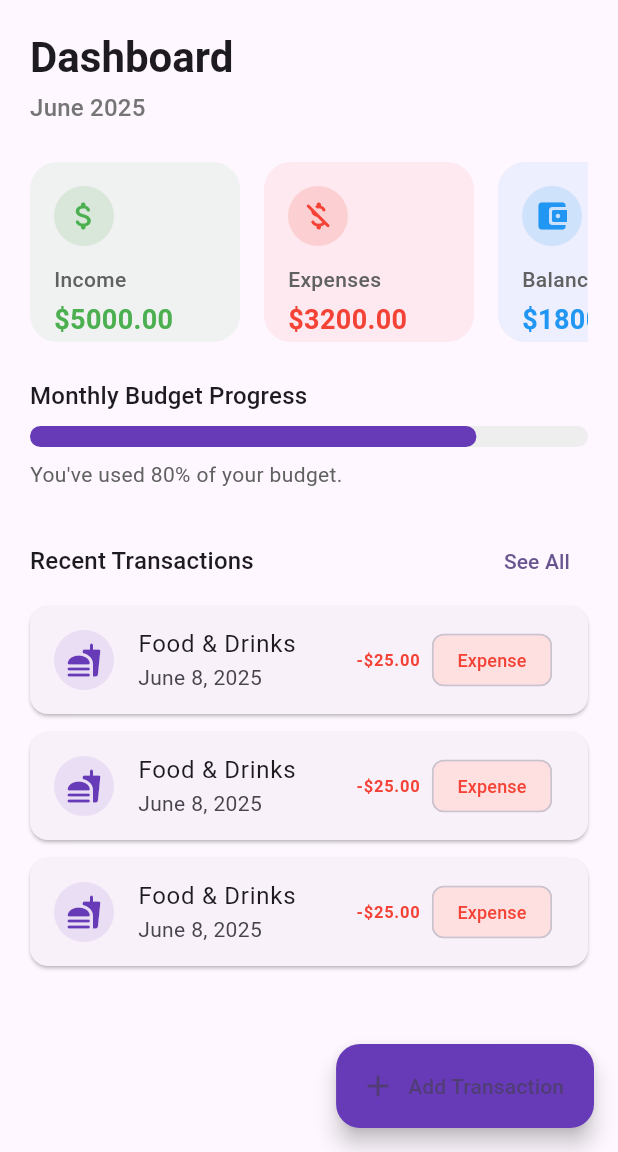
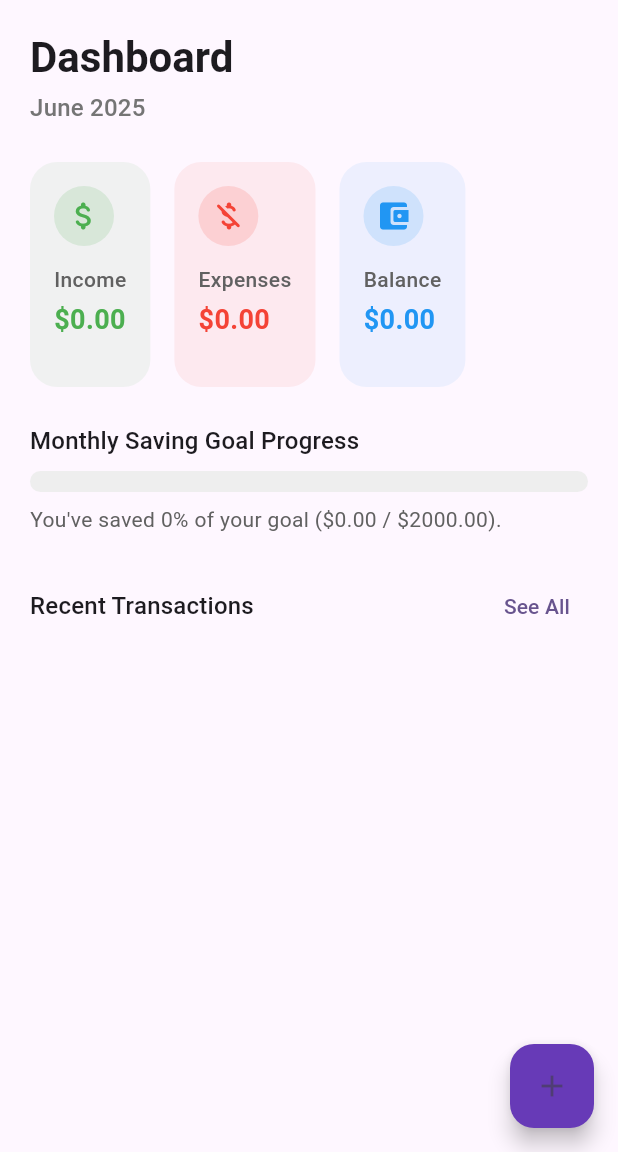
Before and after one commit to Ahmed2309/cashilo, a Flutter app: the screen it shows after launch, on a phone screen of 412 x 824 dp, the part 84-1236 px from its top. Run offline on Flutter 3.47's test engine with Material 3 defaults, Android fonts, the phone set to English and light mode, and no system bars; our stand-ins replace flutter_slidable, hive, hive_flutter; accounts and stored records are empty.

Commit message:
feat: Refactor DashboardScreen to use Hive for transaction data and enhance UI components

```diff
--- a/lib/screens/dashboard.dart
+++ b/lib/screens/dashboard.dart
@@ -1,25 +1,57 @@
+import 'package:cashilo/models/transaction_model.dart';
+import 'package:cashilo/widgets/transaction/add_transaction_dialog.dart';
 import 'package:flutter/material.dart';
+import 'package:hive/hive.dart';
+import 'package:hive_flutter/hive_flutter.dart';
 import 'package:intl/intl.dart';
 import '../widgets/dashborad/summary_card.dart';
 import '../widgets/dashborad/transaction_tile.dart';
 
-class DashboardScreen extends StatelessWidget {
+class DashboardScreen extends StatefulWidget {
   const DashboardScreen({super.key});
+
+  @override
+  State<DashboardScreen> createState() => _DashboardScreenState();
+}
+
+class _DashboardScreenState extends State<DashboardScreen> {
+  bool showAll = false;
 
   @override
   Widget build(BuildContext context) {
     final now = DateTime.now();
     final monthYear = DateFormat('MMMM yyyy').format(now);
-
-    // Dummy data for demonstration
-    final double totalIncome = 5000;
-    final double totalExpenses = 3200;
-    final double budget = 4000;
-    final double remaining = totalIncome - totalExpenses;
-    final double budgetUsed = (totalExpenses / budget).clamp(0, 1);
+    final double savingGoal = 2000; // <-- Set your monthly saving goal here
 
     return Scaffold(
-      body: SingleChildScrollView(
+      body: ValueListenableBuilder(
+        valueListenable:
+            Hive.box<TransactionModel>('transactions').listenable(),
+        builder: (context, Box<TransactionModel> box, _) {
+          final transactions = box.values.toList();
+
+          // Calculate totals from Hive data
+          final totalIncome = transactions
+              .where((tx) => tx.type.toLowerCase() == 'income')
+              .fold<double>(0, (sum, tx) => sum + tx.amount);
+
+          final totalExpenses = transactions
+              .where((tx) => tx.type.toLowerCase() == 'expense')
+              .fold<double>(0, (sum, tx) => sum + tx.amount);
+
+          final savings = totalIncome - totalExpenses;
+          final savingProgress =
+              savingGoal == 0 ? 0.0 : (savings / savingGoal).clamp(0, 1);
+
+          // Recent transactions (latest 3)
+          final recentTransactions = List<TransactionModel>.from(transactions)
+            ..sort((a, b) => b.date.compareTo(a.date));
+          final recent = recentTransactions.take(3).toList();
+
+          // Choose which transactions to show
+          final displayedTransactions = showAll ? recentTransactions : recent;
+
+          return SingleChildScrollView(
             padding: const EdgeInsets.all(20),
             child: Column(
               crossAxisAlignment: CrossAxisAlignment.start,
@@ -41,7 +73,7 @@ class DashboardScreen extends StatelessWidget {
                 const SizedBox(height: 24),
 
                 SizedBox(
-              height: 120,
+                  height: 150,
                   child: ListView(
                     scrollDirection: Axis.horizontal,
                     children: [
@@ -60,7 +92,7 @@ class DashboardScreen extends StatelessWidget {
                       SummaryCard(
                         icon: Icons.account_balance_wallet_rounded,
                         label: 'Balance',
-                    amount: remaining,
+                        amount: savings,
                         color: Colors.blue,
                       ),
                     ],
@@ -68,14 +100,14 @@ class DashboardScreen extends StatelessWidget {
                 ),
                 const SizedBox(height: 24),
 
-            // 3. Budget Overview
+                // Saving Goal Progress
                 Text(
-              'Monthly Budget Progress',
+                  'Monthly Saving Goal Progress',
                   style: Theme.of(context).textTheme.titleMedium,
                 ),
                 const SizedBox(height: 8),
                 LinearProgressIndicator(
-              value: budgetUsed,
+                  value: savingProgress.toDouble(),
                   minHeight: 14,
                   backgroundColor: Colors.grey[200],
                   color: Colors.deepPurple,
@@ -83,7 +115,7 @@ class DashboardScreen extends StatelessWidget {
                 ),
                 const SizedBox(height: 8),
                 Text(
-              "You've used ${(budgetUsed * 100).toStringAsFixed(0)}% of your budget.",
+                  "You've saved ${(savingProgress * 100).toStringAsFixed(0)}% of your goal (\$${savings.toStringAsFixed(2)} / \$${savingGoal.toStringAsFixed(2)}).",
                   style: TextStyle(color: Colors.grey[700]),
                 ),
                 const SizedBox(height: 24),
@@ -98,24 +130,31 @@ class DashboardScreen extends StatelessWidget {
                     ),
                     TextButton(
                       onPressed: () {
-                    // TODO: Navigate to all transactions
+                        setState(() {
+                          showAll = !showAll;
+                        });
                       },
-                  child: const Text('See All'),
+                      child: Text(showAll ? 'Show Less' : 'See All'),
                     ),
                   ],
                 ),
-            ...List.generate(
-                3, (index) => const TransactionTile()), // Dummy transactions
+                ...displayedTransactions
+                    .map((tx) => TransactionTile(transaction: tx)),
               ],
             ),
+          );
+        },
       ),
-      floatingActionButton: FloatingActionButton.extended(
+      floatingActionButton: FloatingActionButton(
         onPressed: () {
-          // TODO: Add new transaction
+          final box = Hive.box<TransactionModel>('transactions');
+          showDialog(
+            context: context,
+            builder: (context) => AddTransactionDialog(transactionBox: box),
+          );
         },
-        icon: const Icon(Icons.add),
-        label: const Text('Add Transaction'),
         backgroundColor: Colors.deepPurple,
+        child: const Icon(Icons.add),
       ),
     );
   }
--- a/lib/widgets/dashborad/summary_card.dart
+++ b/lib/widgets/dashborad/summary_card.dart
@@ -17,7 +17,6 @@ class SummaryCard extends StatelessWidget {
   @override
   Widget build(BuildContext context) {
     return Container(
-      width: 140,
       margin: const EdgeInsets.only(right: 16),
       padding: const EdgeInsets.all(16),
       decoration: BoxDecoration(
@@ -25,17 +24,26 @@ class SummaryCard extends StatelessWidget {
         borderRadius: BorderRadius.circular(18),
       ),
       child: Column(
+        mainAxisSize: MainAxisSize.min, // Prevent overflow
         crossAxisAlignment: CrossAxisAlignment.start,
         children: [
-          CircleAvatar(
-            backgroundColor: color.withOpacity(0.15),
-            child: Icon(icon, color: color),
+          Container(
+            width: 40,
+            height: 40,
+            decoration: BoxDecoration(
+              color: color.withOpacity(0.15),
+              shape: BoxShape.circle,
+            ),
+            child: Icon(icon, color: color, size: 24),
           ),
           const SizedBox(height: 12),
           Text(
             label,
-            style:
-                TextStyle(color: Colors.grey[700], fontWeight: FontWeight.w500),
+            style: TextStyle(
+              color: Colors.grey[700],
+              fontWeight: FontWeight.w500,
+              fontSize: 14,
+            ),
           ),
           const SizedBox(height: 4),
           Text(
--- a/lib/widgets/dashborad/transaction_tile.dart
+++ b/lib/widgets/dashborad/transaction_tile.dart
@@ -1,32 +1,51 @@
 import 'package:flutter/material.dart';
+import '../../models/transaction_model.dart';
 
 class TransactionTile extends StatelessWidget {
-  const TransactionTile({super.key});
+  final TransactionModel transaction;
+  const TransactionTile({super.key, required this.transaction});
 
   @override
   Widget build(BuildContext context) {
-    // Dummy data
+    final isIncome = transaction.type.toLowerCase() == 'income';
+    final amountPrefix = isIncome ? '+' : '-';
+    final amountColor = isIncome ? Colors.green : Colors.red;
+    final chipColor =
+        isIncome ? const Color(0xFFE0FFE0) : const Color(0xFFFFE0E0);
+    final chipTextColor = isIncome ? Colors.green : Colors.red;
+
     return Card(
       margin: const EdgeInsets.symmetric(vertical: 6),
       child: ListTile(
         leading: CircleAvatar(
           backgroundColor: Colors.deepPurple.withOpacity(0.1),
-          child: Icon(Icons.fastfood_rounded, color: Colors.deepPurple),
+          child: Icon(
+            isIncome
+                ? Icons.arrow_downward_rounded
+                : Icons.arrow_upward_rounded,
+            color: Colors.deepPurple,
+          ),
         ),
-        title: const Text('Food & Drinks'),
-        subtitle: const Text('June 8, 2025'),
+        title: Text(transaction.category),
+        subtitle: Text(
+          '${transaction.date.year}-${transaction.date.month.toString().padLeft(2, '0')}-${transaction.date.day.toString().padLeft(2, '0')}'
+          '${transaction.note.isNotEmpty ? " • ${transaction.note}" : ""}',
+        ),
         trailing: Row(
           mainAxisSize: MainAxisSize.min,
-          children: const [
+          children: [
             Text(
-              '-\$25.00',
-              style: TextStyle(color: Colors.red, fontWeight: FontWeight.bold),
+              '$amountPrefix\$${transaction.amount.toStringAsFixed(2)}',
+              style: TextStyle(color: amountColor, fontWeight: FontWeight.bold),
             ),
-            SizedBox(width: 8),
+            const SizedBox(width: 8),
             Chip(
-              label: Text('Expense', style: TextStyle(fontSize: 12)),
-              backgroundColor: Color(0xFFFFE0E0),
-              labelStyle: TextStyle(color: Colors.red),
+              label: Text(
+                transaction.type,
+                style: const TextStyle(fontSize: 12),
+              ),
+              backgroundColor: chipColor,
+              labelStyle: TextStyle(color: chipTextColor),
             ),
           ],
         ),
```
Also changed, not shown: lib/widgets/transaction/transation_tile_t.dart (+18 -11 lines). Lines whose indentation alone changed are shown as unchanged.
